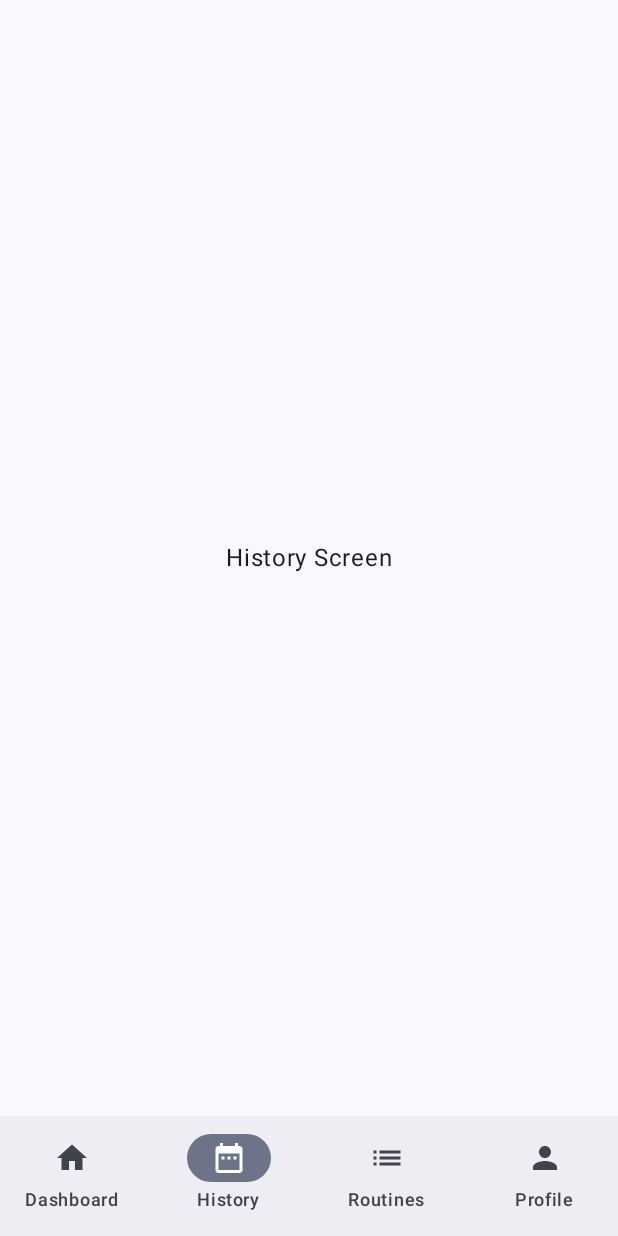
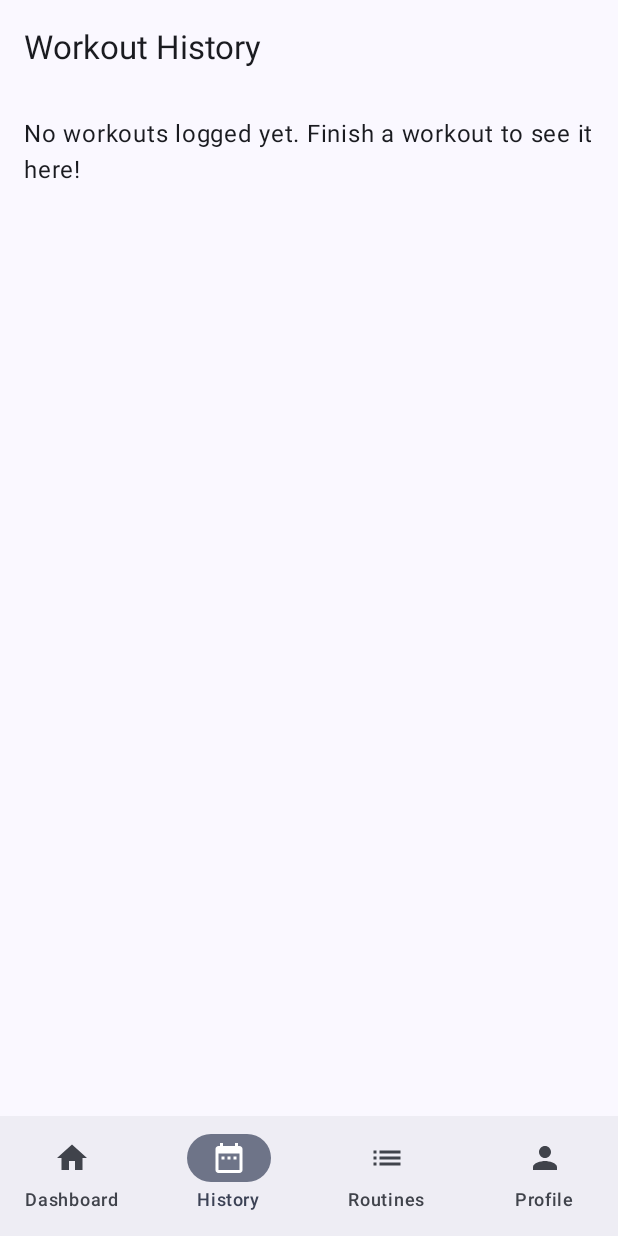
Before and after one commit to sachinpandeyatd/SweatNote, an Android app built with Jetpack Compose: the HistoryScreen screen opened through its navigation route, on a phone screen of 412 x 824 dp. Run offline under Robolectric (Android 15) with nearby library versions, the phone set to English and light mode, and no system bars.

Commit message:
Show logged activities in History

```diff
--- a/app/src/main/java/com/sweatnote/app/data/WorkoutHistoryDao.kt
+++ b/app/src/main/java/com/sweatnote/app/data/WorkoutHistoryDao.kt
@@ -2,6 +2,9 @@ package com.sweatnote.app.data
 
 import androidx.room.Dao
 import androidx.room.Insert
+import androidx.room.Query
+import androidx.room.Transaction
+import kotlinx.coroutines.flow.Flow
 
 @Dao
 interface WorkoutHistoryDao{
@@ -13,4 +16,8 @@ interface WorkoutHistoryDao{
 
     @Insert
     suspend fun insertSessionSet(sessionSet: SessionSet)
+
+    @Transaction
+    @Query("SELECT * FROM workout_sessions ORDER BY date DESC")
+    fun getAllSessionsWithDetails(): Flow<List<WorkoutSessionWithDetails>>
 }
--- a/app/src/main/java/com/sweatnote/app/ui/screens/HistoryScreen.kt
+++ b/app/src/main/java/com/sweatnote/app/ui/screens/HistoryScreen.kt
@@ -1,18 +1,91 @@
 package com.sweatnote.app.ui.screens
 
-import androidx.compose.foundation.layout.Box
-import androidx.compose.foundation.layout.fillMaxSize
+import androidx.compose.foundation.layout.Column
+import androidx.compose.foundation.layout.Spacer
+import androidx.compose.foundation.layout.fillMaxWidth
+import androidx.compose.foundation.layout.height
+import androidx.compose.foundation.layout.padding
+import androidx.compose.foundation.lazy.LazyColumn
+import androidx.compose.foundation.lazy.items
+import androidx.compose.material3.Card
+import androidx.compose.material3.ExperimentalMaterial3Api
+import androidx.compose.material3.MaterialTheme
+import androidx.compose.material3.Scaffold
 import androidx.compose.material3.Text
+import androidx.compose.material3.TopAppBar
 import androidx.compose.runtime.Composable
-import androidx.compose.ui.Alignment
+import androidx.compose.runtime.collectAsState
+import androidx.compose.runtime.getValue
 import androidx.compose.ui.Modifier
+import androidx.compose.ui.text.font.FontWeight
+import androidx.compose.ui.unit.dp
+import androidx.lifecycle.viewmodel.compose.viewModel
+import com.sweatnote.app.data.WorkoutSessionWithDetails
+import com.sweatnote.app.ui.viewmodels.AppViewModelProvider
+import com.sweatnote.app.ui.viewmodels.HistoryViewModel
+import java.text.SimpleDateFormat
+import java.util.Date
+import java.util.Locale
+
+@OptIn(ExperimentalMaterial3Api::class)
+@Composable
+fun HistoryScreen(viewModel: HistoryViewModel = viewModel(factory = AppViewModelProvider.Factory)){
+    val historyState by viewModel.historyState.collectAsState()
+
+    Scaffold (
+        topBar = { TopAppBar(title = { Text("Workout History") }) }
+    ){innerPadding ->
+        LazyColumn (modifier = Modifier.padding(innerPadding)){
+            if(historyState.isEmpty()){
+                item {
+                    Text(
+                        text = "No workouts logged yet. Finish a workout to see it here!",
+                        modifier = Modifier.padding(16.dp),
+                        style = MaterialTheme.typography.bodyLarge
+                    )
+                }
+            }else{
+                items(historyState){session ->
+                    WorkoutHistoryCard(session = session)
+                }
+            }
+        }
+    }
+}
 
 @Composable
-fun HistoryScreen(){
-    Box(
-        modifier = Modifier.fillMaxSize(),
-        contentAlignment = Alignment.Center
+fun WorkoutHistoryCard(session: WorkoutSessionWithDetails){
+    val dateFormatter = SimpleDateFormat("EEEE, MMMM d, yyyy", Locale.getDefault())
+    val formattedDate = dateFormatter.format(Date(session.session.date))
+
+    Card(
+        modifier = Modifier.fillMaxWidth().padding(horizontal = 16.dp, vertical = 8.dp)
     ){
-        Text("History Screen")
+        Column (modifier = Modifier.padding(16.dp)){
+            Text(
+                text = formattedDate,
+                style = MaterialTheme.typography.titleLarge,
+                fontWeight = FontWeight.Bold
+            )
+
+            Spacer(modifier = Modifier.height(16.dp))
+
+            session.exercises.forEach{exerciseWithSet ->
+                Text(
+                    text = exerciseWithSet.sessionExercise.exerciseName,
+                    style = MaterialTheme.typography.titleMedium
+                )
+
+                exerciseWithSet.sets.forEach{set ->
+                    Text(
+                        text = "  •  ${set.weight} kg x ${set.reps} reps",
+                        style = MaterialTheme.typography.bodyMedium,
+                        modifier = Modifier.padding(start = 8.dp, top = 4.dp)
+                    )
+                }
+
+                Spacer(modifier = Modifier.height(8.dp))
+            }
+        }
     }
 }
--- /dev/null
+++ b/app/src/main/java/com/sweatnote/app/ui/viewmodels/HistoryViewModel.kt
@@ -0,0 +1,20 @@
+package com.sweatnote.app.ui.viewmodels
+
+import androidx.lifecycle.ViewModel
+import androidx.lifecycle.viewModelScope
+import androidx.lifecycle.viewmodel.compose.viewModel
+import com.sweatnote.app.data.WorkoutHistoryDao
+import com.sweatnote.app.data.WorkoutSessionWithDetails
+import kotlinx.coroutines.flow.SharingStarted
+import kotlinx.coroutines.flow.StateFlow
+import kotlinx.coroutines.flow.stateIn
+
+class HistoryViewModel (workoutHistoryDao: WorkoutHistoryDao) : ViewModel() {
+    val historyState: StateFlow<List<WorkoutSessionWithDetails>> =
+        workoutHistoryDao.getAllSessionsWithDetails()
+            .stateIn(
+                scope = viewModelScope,
+                started = SharingStarted.WhileSubscribed(5000L),
+                initialValue = emptyList()
+            )
+}
--- a/app/src/main/java/com/sweatnote/app/ui/viewmodels/ViewModelFactory.kt
+++ b/app/src/main/java/com/sweatnote/app/ui/viewmodels/ViewModelFactory.kt
@@ -23,6 +23,12 @@ object AppViewModelProvider{
                 workoutHistoryDao = sweatNoteApplication().database.workoutHistoryDao()
             )
         }
+
+        initializer {
+            HistoryViewModel(
+                workoutHistoryDao = sweatNoteApplication().database.workoutHistoryDao()
+            )
+        }
     }
 }
 
```
Also changed, not shown: app/src/main/java/com/sweatnote/app/data/WorkoutHistory.kt (+21 -0 lines).
